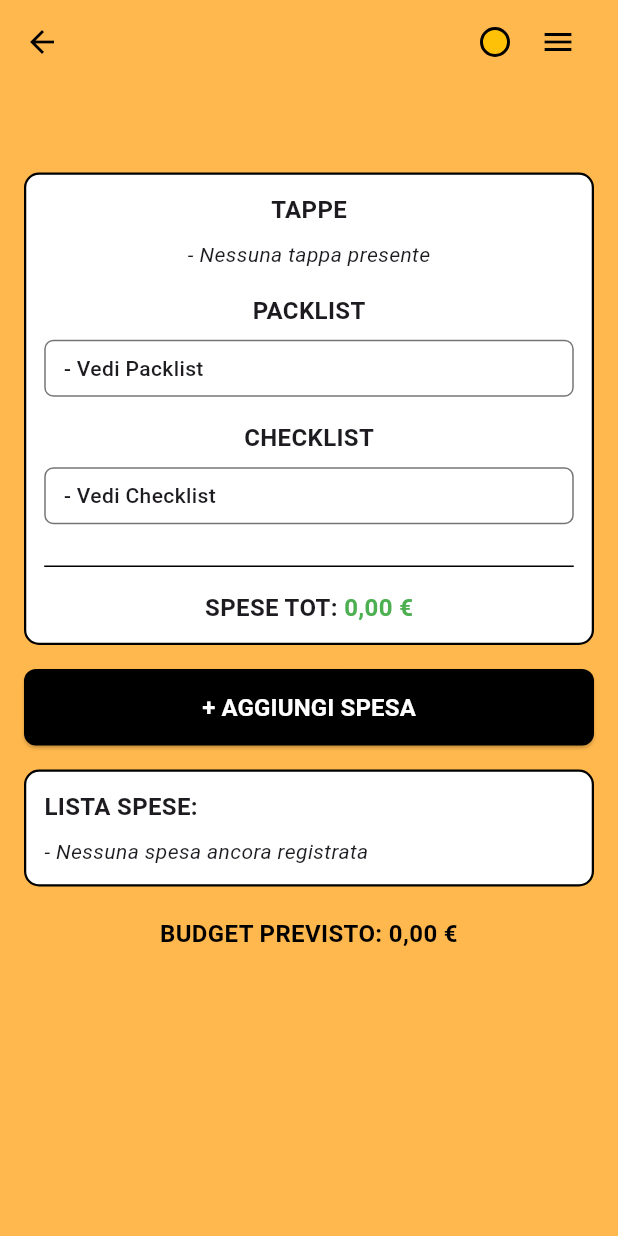
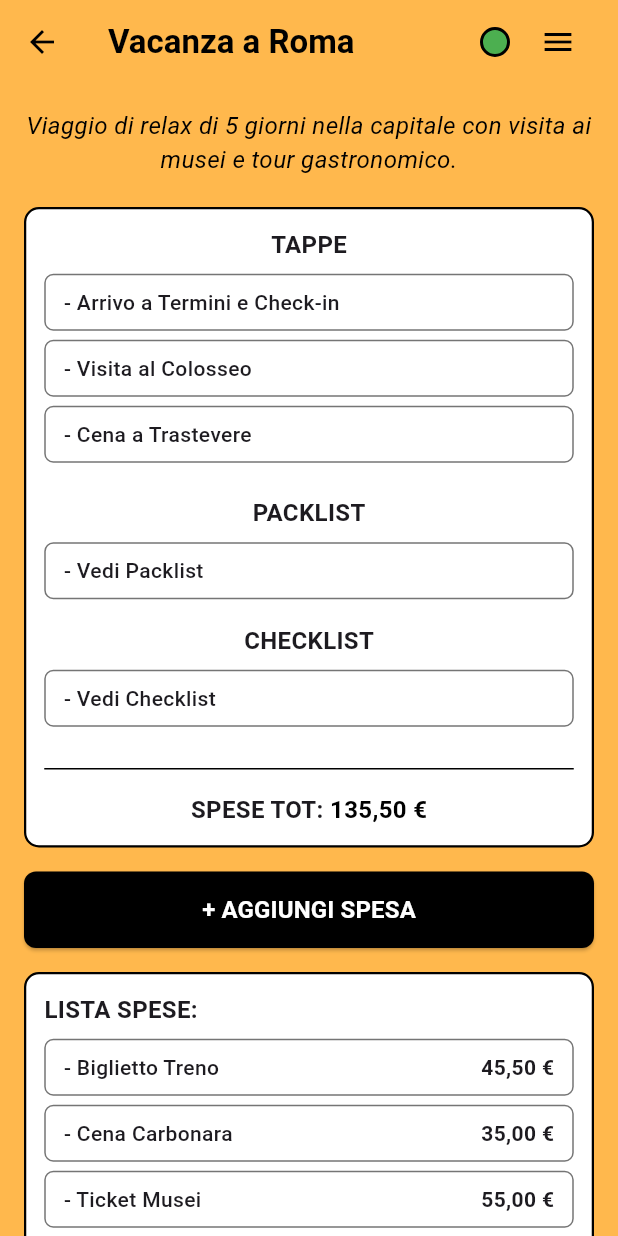
Before and after one commit to gmarotti7/TravelOrganizerOfflineApp_Gruppo2, a Flutter app: the RiepilogoViaggio screen opened directly with empty values, on a phone screen of 412 x 824 dp. Run offline on Flutter 3.47's test engine with Material 3 defaults, Android fonts, the phone set to English and light mode, and no system bars.

Commit message:
Bottom bar collegata a home page, convertitore di valuta e profile page

```diff
--- a/travel_app_02/lib/main.dart
+++ b/travel_app_02/lib/main.dart
@@ -1,5 +1,6 @@
 import 'package:flutter/material.dart';
-import 'package:travel_app_02/route.dart'; // Unico import necessario
+import 'package:travel_app_02/route.dart';
+import 'package:travel_app_02/views/riepilogo_viaggio.dart'; // Unico import necessario
 
 void main() {
   runApp(const TravelApp());
@@ -13,7 +14,6 @@ class TravelApp extends StatelessWidget {
     return MaterialApp(
       debugShowCheckedModeBanner: false,
       title: 'Travel Organizer',
-
       // Gestione delle schermate delegata a route.dart
       initialRoute: AppRoutes.start,
       routes: AppRoutes.getRoutes(),
--- a/travel_app_02/lib/models/viaggio.dart
+++ b/travel_app_02/lib/models/viaggio.dart
@@ -4,7 +4,7 @@ import 'package:travel_app_02/models/tappa.dart';
 class Viaggio {
   String id;
   String titolo;
-  String descrizione;
+  String luogo;
   DateTime dataInizio;
   DateTime dataFine;
   double budgetPrevisto;
@@ -14,7 +14,7 @@ class Viaggio {
   Viaggio({
     required this.id,
     required this.titolo,
-    required this.descrizione,
+    required this.luogo,
     required this.dataInizio,
     required this.dataFine,
     required this.budgetPrevisto,
--- a/travel_app_02/lib/route.dart
+++ b/travel_app_02/lib/route.dart
@@ -1,19 +1,44 @@
 import 'package:flutter/material.dart';
+import 'package:travel_app_02/controllers/riepilogo_viaggio_controller.dart';
+import 'package:travel_app_02/models/viaggio.dart';
+import 'package:travel_app_02/views/Home_page.dart';
 // Importiamo la pagina start appena creata nella cartella views
 import 'package:travel_app_02/views/start.dart';
 import 'package:travel_app_02/views/login.dart';   // Sbloccato import login
 import 'package:travel_app_02/views/sign_up.dart'; // Sbloccato import registrazione
+import 'package:travel_app_02/views/NewCost.dart';
+import 'package:travel_app_02/views/RecapCost.dart';
+import 'package:travel_app_02/views/riepilogo_viaggio.dart';
+import 'package:travel_app_02/views/CurrencyConverter.dart';
+import 'package:travel_app_02/views/ProfilePage.dart';
 
 class AppRoutes {
   static const String start = '/';
   static const String login = '/login';      // Sbloccato
   static const String register = '/register'; // Sbloccato
+  static const String riepilogoViaggio = '/riepilogo_viaggio';
+  static const String newCost = '/new_cost';
+  static const String recapCost = '/recap_cost';
+  static const String home= '/home_page';
+  static const String currencyConverter = '/currency_converter';
+  static const String profile = '/profile';
 
   static Map<String, WidgetBuilder> getRoutes() {
     return {
       start: (context) => const Start(),
       login: (context) => const Login(),                 // Sbloccato e collegato alla classe Login
       register: (context) => const SignUp(), // Sbloccato e collegato alla classe TravelRegisterPage
+      home:(context) => const HomePage(),
+      riepilogoViaggio: (context) {
+        final viaggioInArrivo = ModalRoute.of(context)!.settings.arguments as Viaggio;
+        return RiepilogoViaggio(
+          controller: RiepilogoViaggioController(trip: viaggioInArrivo),
+        );
+      },
+      newCost: (context) => const NewCost(),
+      recapCost: (context) => const RecapCost(),
+      currencyConverter: (context) => const CurrencyConverter(),
+      profile: (context) => const ProfilePage(),
     };
   }
 }
--- a/travel_app_02/lib/views/BottomBar.dart
+++ b/travel_app_02/lib/views/BottomBar.dart
@@ -1,4 +1,5 @@
 import 'package:flutter/material.dart';
+import 'package:travel_app_02/route.dart';
 
 class CustomBottomNavBar extends StatelessWidget {
   const CustomBottomNavBar({Key? key}) : super(key: key);
@@ -15,18 +16,21 @@ class CustomBottomNavBar extends StatelessWidget {
             icon: const Icon(Icons.home, color: Colors.white, size: 30),
             onPressed: () {
               // Logica per navigare alla Home
+              Navigator.pushReplacementNamed(context, AppRoutes.home);
             }
           ),
           IconButton(
             icon: const Icon(Icons.autorenew, color: Colors.white, size: 30),
             onPressed: () {
               // Logica per aggiornare
+              Navigator.pushReplacementNamed(context, AppRoutes.currencyConverter);
             }
           ),
           IconButton(
             icon: const Icon(Icons.person_outline, color: Colors.white, size: 30),
             onPressed: () {
               // Logica per navigare al Profilo
+              Navigator.pushReplacementNamed(context, AppRoutes.profile);
             }
           ),
         ],
--- a/travel_app_02/lib/views/Home_page.dart
+++ b/travel_app_02/lib/views/Home_page.dart
@@ -1,19 +1,8 @@
 // lib/views/home_page.dart
 import 'package:flutter/material.dart';
+import 'package:travel_app_02/models/viaggio.dart';
 import 'BottomBar.dart';
 
-// Modello dati temporaneo per i viaggi
-class Viaggio {
-  final String titolo;
-  final String luogo;
-  final DateTime data;
-
-  Viaggio({
-    required this.titolo,
-    required this.luogo,
-    required this.data,
-  });
-}
 
 class HomePage extends StatefulWidget {
   const HomePage({super.key}); // 1. RIPULITO: Rimosso il carattere cinese da 'key'
@@ -31,10 +20,10 @@ class _HomePageState extends State<HomePage> {
 
   // Lista simulata di viaggi (Database temporaneo)
   final List<Viaggio> _tuttiIViaggi = [
-    Viaggio(titolo: 'Vacanze Estive', luogo: 'Barcellona', data: DateTime(2026, 08, 15)),
-    Viaggio(titolo: 'Capodanno a Londra', luogo: 'Londra', data: DateTime(2027, 01, 01)),
-    Viaggio(titolo: 'Laurea Amo', luogo: 'Salerno', data: DateTime(2026, 03, 10)),
-    Viaggio(titolo: 'Weekend Romantico', luogo: 'Parigi', data: DateTime(2025, 12, 25)),
+    Viaggio(titolo: 'Vacanze Estive', luogo: 'Barcellona', dataInizio: DateTime(2026, 08, 15), id: '0001', dataFine: DateTime(2026, 08, 22), budgetPrevisto: 500),
+    Viaggio(titolo: 'Capodanno a Londra', luogo: 'Londra', dataInizio: DateTime(2027, 01, 01), id: '002', dataFine: DateTime(2027, 01, 08), budgetPrevisto: 700),
+    Viaggio(titolo: 'Laurea Amo', luogo: 'Salerno', dataInizio: DateTime(2026, 03, 10), id: '0003', dataFine: DateTime(2026, 03, 18), budgetPrevisto: 400),
+    Viaggio(titolo: 'Weekend Romantico', luogo: 'Parigi', dataInizio: DateTime(2025, 12, 25), id: '0004', dataFine: DateTime(2025, 12, 29), budgetPrevisto: 500),
   ];
 
   // Lista che contiene i viaggi filtrati da mostrare sulla UI
@@ -60,7 +49,7 @@ class _HomePageState extends State<HomePage> {
     setState(() {
       _viaggiFiltrati = _tuttiIViaggi.where((viaggio) {
         // Determina lo stato del viaggio in base alla data attuale
-        String statoViaggio = viaggio.data.isAfter(oggi) ? 'da fare' : 'passato';
+        String statoViaggio = viaggio.dataInizio.isAfter(oggi) ? 'da fare' : 'passato';
 
         // 1. Controllo Filtro Testuale (Luogo, Stato o Titolo)
         bool matchTesto = viaggio.luogo.toLowerCase().contains(query) ||
@@ -70,9 +59,9 @@ class _HomePageState extends State<HomePage> {
         // 2. Controllo Filtro Data (se è stata selezionata una data dal calendario)
         bool matchData = true;
         if (_selectedDate != null) {
-          matchData = viaggio.data.year == _selectedDate!.year &&
-                    viaggio.data.month == _selectedDate!.month &&
-                    viaggio.data.day == _selectedDate!.day;
+          matchData = viaggio.dataInizio.year == _selectedDate!.year &&
+                      viaggio.dataInizio.month == _selectedDate!.month &&
+                      viaggio.dataInizio.day == _selectedDate!.day;
         }
 
         return matchTesto && matchData;
@@ -223,7 +212,7 @@ class _HomePageState extends State<HomePage> {
                           }
 
                           final viaggio = _viaggiFiltrati[index];
-                          bool isFuturo = viaggio.data.isAfter(oggi);
+                          bool isFuturo = viaggio.dataInizio.isAfter(oggi);
 
                           // RITORNA IL RETTANGOLO TRASFORMATO IN PULSANTE CLICCABILE
                           return Container(
--- a/travel_app_02/lib/views/NewCost.dart
+++ b/travel_app_02/lib/views/NewCost.dart
@@ -1,5 +1,6 @@
 import 'package:flutter/material.dart';
 import 'package:flutter/services.dart';
+import 'package:travel_app_02/route.dart';
 import 'BottomBar.dart'; // Import aggiornato con il nuovo nome del file
 
 class NewCost extends StatefulWidget {
@@ -312,6 +313,7 @@ class _NewCostState extends State<NewCost> {
                 child: ElevatedButton(
                   onPressed: () {
                     // Logica di salvataggio
+                    Navigator.pushReplacementNamed(context, AppRoutes.riepilogoViaggio);
                   },
                   style: ElevatedButton.styleFrom(
                     backgroundColor: Colors.black,
--- a/travel_app_02/lib/views/riepilogo_viaggio.dart
+++ b/travel_app_02/lib/views/riepilogo_viaggio.dart
@@ -1,5 +1,7 @@
 import 'package:flutter/material.dart';
 import 'package:intl/intl.dart';
+
+
 import 'package:travel_app_02/controllers/riepilogo_viaggio_controller.dart';
 import 'package:travel_app_02/models/spesa.dart';
 import 'package:travel_app_02/models/tappa.dart';
@@ -12,26 +14,34 @@ class RiepilogoViaggio extends StatefulWidget {
     required this.controller,
     });
 
+
   @override
   State<RiepilogoViaggio> createState() => _RiepilogoViaggioState();
 }
 
 class _RiepilogoViaggioState extends State<RiepilogoViaggio> {
-  @override
-  void initState() {
-    super.initState();
-    widget.controller.addListener(_updateUI);
-  }
 
-  @override
-  void dispose() {
-    widget.controller.removeListener(_updateUI);
-    super.dispose();
-  }
+  // --- DATI FITTIZI (MOCK) PER IL TEST GRAFICO ---
+  final String titoloViaggio = "Vacanza a Roma";
+  final String descrizioneViaggio = "Viaggio di relax di 5 giorni nella capitale con visita ai musei e tour gastronomico.";
+  final double budgetPrevisto = 800.00;
+  final double speseTotali = 135.50;
+  final Color coloreStato = Colors.green; // Verde: in corso/tutto ok
+  final Color coloreSpeseTotali = Colors.black;
 
-  void _updateUI() {
-    setState(() {});
-  }
+  // Liste fittizie per simulare i modelli Tappa e Spesa
+  final List<String> tappeFittizie = [
+    "Arrivo a Termini e Check-in",
+    "Visita al Colosseo",
+    "Cena a Trastevere"
+  ];
+
+  final List<Map<String, dynamic>> speseFittizie = [
+    {"titolo": "Biglietto Treno", "importo": 45.50},
+    {"titolo": "Cena Carbonara", "importo": 35.00},
+    {"titolo": "Ticket Musei", "importo": 55.00},
+  ];
+  // ----------------------------------------------
 
   String _formatValuta(double importo) {
     return NumberFormat.currency(locale: 'it_IT', symbol: '€').format(importo);
@@ -39,43 +49,32 @@ class _RiepilogoViaggioState extends State<RiepilogoViaggio> {
 
   @override
   Widget build(BuildContext context) {
-    final controller = widget.controller;
-    final trip = controller.trip;
-
-    // Colore giallo ocra/arancione di sfondo dell'app
     const Color gialloSfondo = Color(0xFFFFB84D);
 
     return Scaffold(
-      backgroundColor: gialloSfondo, // Tutto lo schermo giallo
+      backgroundColor: gialloSfondo,
       appBar: AppBar(
         backgroundColor: gialloSfondo,
         elevation: 0,
         leading: const BackButton(color: Colors.black),
         title: Text(
-          trip.titolo,
+          titoloViaggio,
           style: const TextStyle(color: Colors.black, fontWeight: FontWeight.bold),
         ),
         actions: [
-          // Indicatore dello stato del viaggio
           Container(
             width: 20,
             height: 20,
             decoration: BoxDecoration(
               shape: BoxShape.circle,
-              color: controller.statoViaggioColor,
+              color: coloreStato,
               border: Border.all(color: Colors.black, width: 2),
             ),
           ),
           const SizedBox(width: 8),
           PopupMenuButton<String>(
             icon: const Icon(Icons.menu, color: Colors.black),
-            onSelected: (valore) {
-              if (valore == 'modifica') {
-                // TODO: Navigator.pushNamed(context, '/modifica-viaggio');
-              } else if (valore == 'elimina') {
-                // TODO: Mostra dialogo conferma eliminazione
-              }
-            },
+            onSelected: (valore) {},
             itemBuilder: (context) => const [
               PopupMenuItem(value: 'modifica', child: Text('MODIFICA VIAGGIO')),
               PopupMenuItem(value: 'elimina', child: Text('ELIMINA VIAGGIO')),
@@ -89,9 +88,8 @@ class _RiepilogoViaggioState extends State<RiepilogoViaggio> {
         child: Column(
           crossAxisAlignment: CrossAxisAlignment.stretch,
           children: [
-            // Descrizione del viaggio centrata
             Text(
-              trip.descrizione,
+              descrizioneViaggio,
               textAlign: TextAlign.center,
               style: const TextStyle(
                 color: Colors.black,
@@ -117,21 +115,8 @@ class _RiepilogoViaggioState extends State<RiepilogoViaggio> {
                   ),
                   const SizedBox(height: 8),
 
-                  // Lista delle tappe (cliccabili)
-                  if (trip.tappe.isEmpty)
-                    const Text("- Nessuna tappa presente", style: TextStyle(fontStyle: FontStyle.italic))
-                  else
-                    ...trip.tappe.map(
-                      (tappa) => InkWell(
-                        onTap: () {
-                          // Naviga alla schermata riepilogo tappa del collaboratore
-                          Navigator.pushNamed(
-                            context,
-                            '/riepilogo-tappa',
-                            arguments: tappa,
-                          );
-                        },
-                        child: Container(
+                  ...tappeFittizie.map(
+                    (tappa) => Container(
                       width: double.infinity,
                       padding: const EdgeInsets.symmetric(vertical: 8, horizontal: 12),
                       margin: const EdgeInsets.only(bottom: 6),
@@ -140,9 +125,8 @@ class _RiepilogoViaggioState extends State<RiepilogoViaggio> {
                         borderRadius: BorderRadius.circular(6),
                       ),
                       child: Text(
-                            "- ${tappa.titolo}",
+                        "- $tappa",
                         style: const TextStyle(fontWeight: FontWeight.w500),
-                          ),
                       ),
                     ),
                   ),
@@ -153,12 +137,7 @@ class _RiepilogoViaggioState extends State<RiepilogoViaggio> {
                     style: TextStyle(fontWeight: FontWeight.bold, fontSize: 16),
                   ),
                   const SizedBox(height: 8),
-                  InkWell(
-                    onTap: () {
-                      // Naviga alla pagina riepilogo packlist/checklist
-                      Navigator.pushNamed(context, '/riepilogo-packlist');
-                    },
-                    child: Container(
+                  Container(
                     width: double.infinity,
                     padding: const EdgeInsets.symmetric(vertical: 8, horizontal: 12),
                     decoration: BoxDecoration(
@@ -167,7 +146,6 @@ class _RiepilogoViaggioState extends State<RiepilogoViaggio> {
                     ),
                     child: const Text("- Vedi Packlist", style: TextStyle(fontWeight: FontWeight.w500)),
                   ),
-                  ),
 
                   const SizedBox(height: 16),
                   const Text(
@@ -175,12 +153,7 @@ class _RiepilogoViaggioState extends State<RiepilogoViaggio> {
                     style: TextStyle(fontWeight: FontWeight.bold, fontSize: 16),
                   ),
                   const SizedBox(height: 8),
-                  InkWell(
-                    onTap: () {
-                      // Naviga alla pagina riepilogo checklist
-                      Navigator.pushNamed(context, '/riepilogo-checklist');
-                    },
-                    child: Container(
+                  Container(
                     width: double.infinity,
                     padding: const EdgeInsets.symmetric(vertical: 8, horizontal: 12),
                     decoration: BoxDecoration(
@@ -189,13 +162,11 @@ class _RiepilogoViaggioState extends State<RiepilogoViaggio> {
                     ),
                     child: const Text("- Vedi Checklist", style: TextStyle(fontWeight: FontWeight.w500)),
                   ),
-                  ),
 
                   const SizedBox(height: 20),
                   const Divider(color: Colors.black),
                   const SizedBox(height: 8),
 
-                  // Spese Totale con cambio colore automatico
                   Row(
                     mainAxisAlignment: MainAxisAlignment.center,
                     children: [
@@ -204,11 +175,11 @@ class _RiepilogoViaggioState extends State<RiepilogoViaggio> {
                         style: TextStyle(fontWeight: FontWeight.bold, fontSize: 16),
                       ),
                       Text(
-                        _formatValuta(controller.speseTotali),
+                        _formatValuta(speseTotali),
                         style: TextStyle(
                           fontWeight: FontWeight.bold,
                           fontSize: 16,
-                          color: controller.speseTotaliColor,
+                          color: coloreSpeseTotali,
                         ),
                       ),
                     ],
@@ -219,12 +190,8 @@ class _RiepilogoViaggioState extends State<RiepilogoViaggio> {
 
             const SizedBox(height: 16),
 
-            // Bottone Nero "+ AGGIUNGI SPESA" -> Naviga alla pagina del collaboratore
             ElevatedButton(
-              onPressed: () {
-                // Porta alla pagina creata dal collaboratore per aggiungere spesa
-                Navigator.pushNamed(context, '/nuova-spesa');
-              },
+              onPressed: () {},
               style: ElevatedButton.styleFrom(
                 backgroundColor: Colors.black,
                 padding: const EdgeInsets.symmetric(vertical: 14),
@@ -260,20 +227,8 @@ class _RiepilogoViaggioState extends State<RiepilogoViaggio> {
                     style: TextStyle(fontWeight: FontWeight.bold, fontSize: 16),
                   ),
                   const SizedBox(height: 8),
-                  if (trip.spese.isEmpty)
-                    const Text("- Nessuna spesa ancora registrata", style: TextStyle(fontStyle: FontStyle.italic))
-                  else
-                    ...trip.spese.map(
-                      (spesa) => InkWell(
-                        onTap: () {
-                          // Naviga alla pagina riepilogo spesa del collaboratore
-                          Navigator.pushNamed(
-                            context,
-                            '/riepilogo-spesa',
-                            arguments: spesa,
-                          );
-                        },
-                        child: Container(
+                  ...speseFittizie.map(
+                    (spesa) => Container(
                       width: double.infinity,
                       padding: const EdgeInsets.symmetric(vertical: 8, horizontal: 12),
                       margin: const EdgeInsets.only(bottom: 6),
@@ -285,15 +240,14 @@ class _RiepilogoViaggioState extends State<RiepilogoViaggio> {
                         mainAxisAlignment: MainAxisAlignment.spaceBetween,
                         children: [
                           Text(
-                                "- ${spesa.titolo}",
+                            "- ${spesa["titolo"]}",
                             style: const TextStyle(fontWeight: FontWeight.w500),
                           ),
                           Text(
-                                _formatValuta(spesa.importo),
+                            _formatValuta(spesa["importo"]),
                             style: const TextStyle(fontWeight: FontWeight.bold),
                           ),
                         ],
-                          ),
                       ),
                     ),
                   ),
@@ -303,9 +257,8 @@ class _RiepilogoViaggioState extends State<RiepilogoViaggio> {
 
             const SizedBox(height: 20),
 
-            // Budget Previsto in basso
             Text(
-              "BUDGET PREVISTO: ${_formatValuta(trip.budgetPrevisto)}",
+              "BUDGET PREVISTO: ${_formatValuta(budgetPrevisto)}",
               textAlign: TextAlign.center,
               style: const TextStyle(
                 fontWeight: FontWeight.bold,
```
Also changed, not shown: travel_app_02/lib/controllers/prova.dart (deleted). Lines whose indentation alone changed are shown as unchanged.
